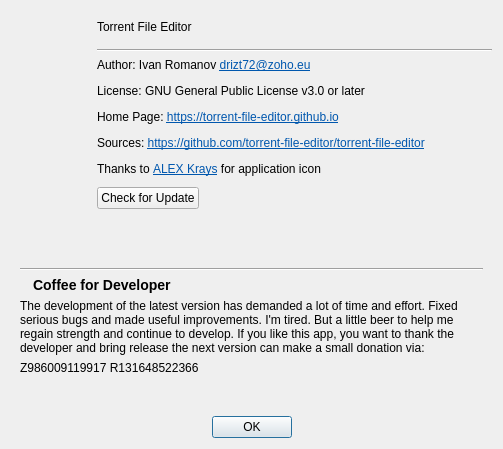
torrent-file-editor/torrent-file-editor, file aboutdlg.ui: the form before one commit.
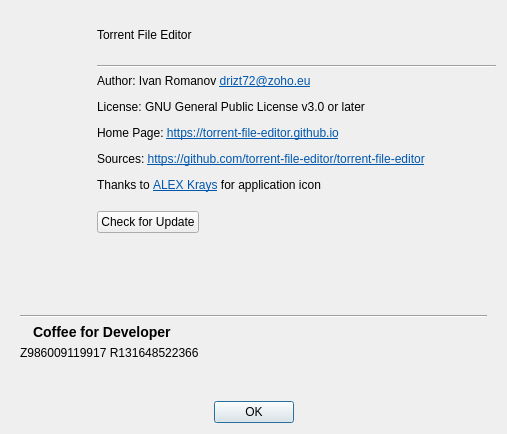
The form after the commit. Icons and pictures are not drawn.

Commit message: Delete donation message

Diff of the .ui file:
```diff
--- a/aboutdlg.ui
+++ b/aboutdlg.ui
@@ -6,8 +6,8 @@
    <rect>
     <x>0</x>
     <y>0</y>
-    <width>503</width>
-    <height>449</height>
+    <width>507</width>
+    <height>434</height>
    </rect>
   </property>
   <property name="windowTitle">
@@ -66,7 +66,7 @@
         </property>
        </widget>
       </item>
-      <item row="3" column="0" colspan="2">
+      <item row="2" column="0" colspan="2">
        <widget class="QLabel" name="label_7">
         <property name="text">
          <string notr="true">&lt;html&gt;&lt;head/&gt;&lt;body&gt;&lt;p&gt;&lt;img src=&quot;:/icons/wmlogo_16.png&quot;/&gt; Z986009119917 &lt;img src=&quot;:/icons/wmlogo_16.png&quot;/&gt; R131648522366&lt;/p&gt;&lt;p&gt;&lt;a href=&quot;https://yoomoney.ru/to/410013137242898&quot;&gt;&lt;img src=&quot;:/icons/iomoney.png&quot;/&gt;&lt;/a&gt;&lt;/p&gt;&lt;/body&gt;&lt;/html&gt;</string>
@@ -79,19 +79,6 @@
         </property>
        </widget>
       </item>
-      <item row="2" column="0" colspan="2">
-       <widget class="QLabel" name="lbDonation">
-        <property name="text">
-         <string>The development of the latest version has demanded a lot of time and effort. Fixed serious bugs and made useful improvements. I'm tired. But a little beer to help me regain strength and continue to develop. If you like this app, you want to thank the developer and bring release the next version can make a small donation via:</string>
-        </property>
-        <property name="wordWrap">
-         <bool>true</bool>
-        </property>
-        <property name="textInteractionFlags">
-         <set>Qt::LinksAccessibleByMouse|Qt::TextSelectableByMouse</set>
-        </property>
-       </widget>
-      </item>
      </layout>
     </widget>
    </item>
```
Left out of the diff: 11 changed lines with no effect on the pictures. The commit also changes 1 other file.
